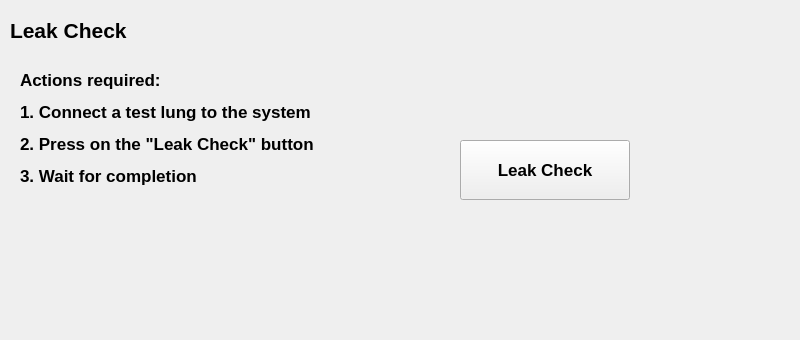
Qt form gui/selftest/selftest.ui (fmselab/mvm-gui) before a commit.
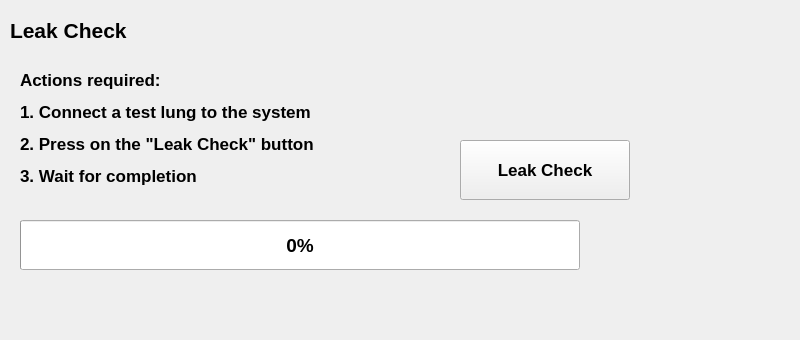
The same form after that commit.

Commit message: progress bar added for leak check

```diff
--- a/gui/selftest/selftest.ui
+++ b/gui/selftest/selftest.ui
@@ -99,6 +99,26 @@
       <set>Qt::AlignLeading|Qt::AlignLeft|Qt::AlignTop</set>
      </property>
     </widget>
+    <widget class="QProgressBar" name="completion_bar">
+     <property name="geometry">
+      <rect>
+       <x>20</x>
+       <y>220</y>
+       <width>560</width>
+       <height>50</height>
+      </rect>
+     </property>
+     <property name="font">
+      <font>
+       <pointsize>14</pointsize>
+       <weight>75</weight>
+       <bold>true</bold>
+      </font>
+     </property>
+     <property name="value">
+      <number>0</number>
+     </property>
+    </widget>
    </widget>
    <widget class="QWidget" name="page_spiro_dir">
     <widget class="QLabel" name="label_2">
```
